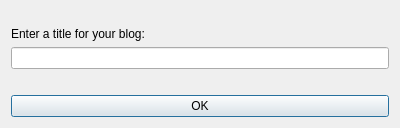
Above: lab1/Blog/createblogdialog.ui from TheDoom-IT/GraphicalUserInterfacesProjects before the change. Below: the same form after it.
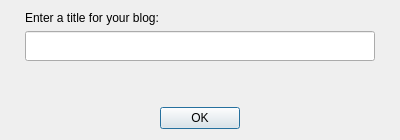
That is the form after the change.

Diff of the .ui file:
```diff
--- a/lab1/Blog/createblogdialog.ui
+++ b/lab1/Blog/createblogdialog.ui
@@ -7,9 +7,21 @@
     <x>0</x>
     <y>0</y>
     <width>400</width>
-    <height>128</height>
+    <height>140</height>
    </rect>
   </property>
+  <property name="minimumSize">
+   <size>
+    <width>400</width>
+    <height>140</height>
+   </size>
+  </property>
+  <property name="maximumSize">
+   <size>
+    <width>400</width>
+    <height>140</height>
+   </size>
+  </property>
   <property name="contextMenuPolicy">
    <enum>Qt::DefaultContextMenu</enum>
   </property>
@@ -22,6 +34,39 @@
   <layout class="QVBoxLayout" name="verticalLayout_2">
    <item>
     <layout class="QVBoxLayout" name="verticalLayout">
+     <item alignment="Qt::AlignHCenter">
+      <widget class="QLabel" name="label">
+       <property name="minimumSize">
+        <size>
+         <width>350</width>
+         <height>0</height>
+        </size>
+       </property>
+       <property name="text">
+        <string>Enter a title for your blog:</string>
+       </property>
+      </widget>
+     </item>
+     <item alignment="Qt::AlignHCenter">
+      <widget class="QLineEdit" name="titleInput">
+       <property name="minimumSize">
+        <size>
+         <width>350</width>
+         <height>30</height>
+        </size>
+       </property>
+      </widget>
+     </item>
+     <item>
+      <widget class="QLabel" name="errorLabel">
+       <property name="text">
+        <string/>
+       </property>
+       <property name="alignment">
+        <set>Qt::AlignCenter</set>
+       </property>
+      </widget>
+     </item>
      <item>
       <spacer name="verticalSpacer">
        <property name="orientation">
@@ -35,25 +80,14 @@
        </property>
       </spacer>
      </item>
-     <item>
-      <widget class="QLabel" name="label">
-       <property name="text">
-        <string>Enter a title for your blog:</string>
-       </property>
-      </widget>
-     </item>
-     <item>
-      <widget class="QLineEdit" name="titleText"/>
-     </item>
-     <item>
-      <widget class="QLabel" name="errorText">
-       <property name="text">
-        <string/>
-       </property>
-      </widget>
-     </item>
-     <item>
+     <item alignment="Qt::AlignHCenter">
       <widget class="QPushButton" name="okBtn">
+       <property name="minimumSize">
+        <size>
+         <width>0</width>
+         <height>0</height>
+        </size>
+       </property>
        <property name="text">
         <string>OK</string>
        </property>
```
Left out of the diff: 2 changed lines with no effect on the pictures.
